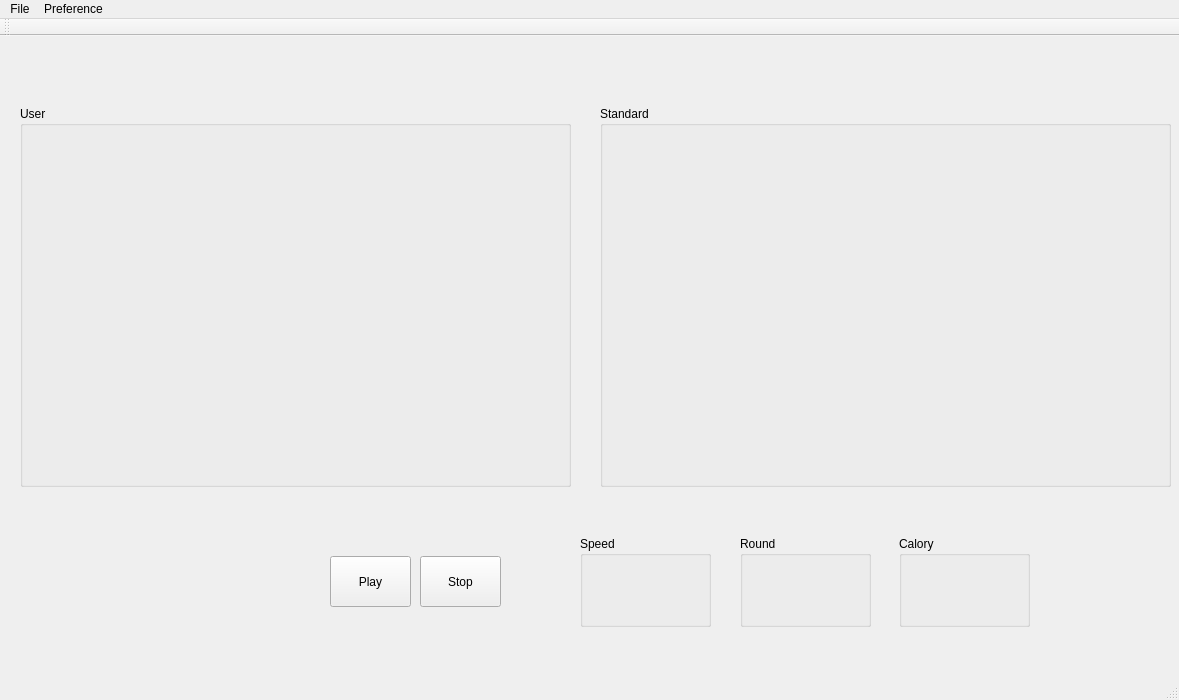
Old version of the form mainwindow.ui in the repository yfji/SocketTransport.
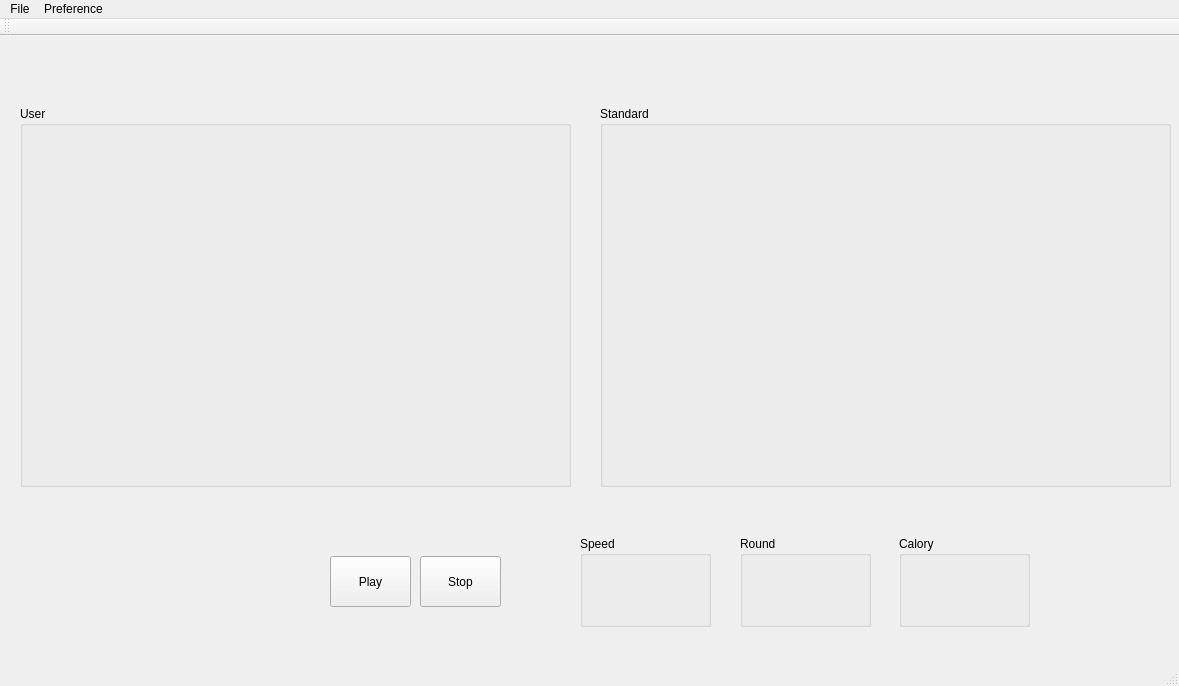
New version of the form.

Diff of the .ui file:
```diff
--- a/mainwindow.ui
+++ b/mainwindow.ui
@@ -7,7 +7,7 @@
     <x>0</x>
     <y>0</y>
     <width>1179</width>
-    <height>700</height>
+    <height>686</height>
    </rect>
   </property>
   <property name="windowTitle">
```
